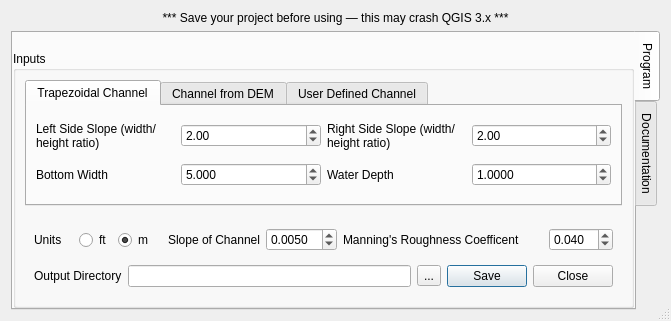
Above: flow_estimator_dialog_base.ui from AlisterH/QGISflowEstimator before the change. Below: the same form after it.
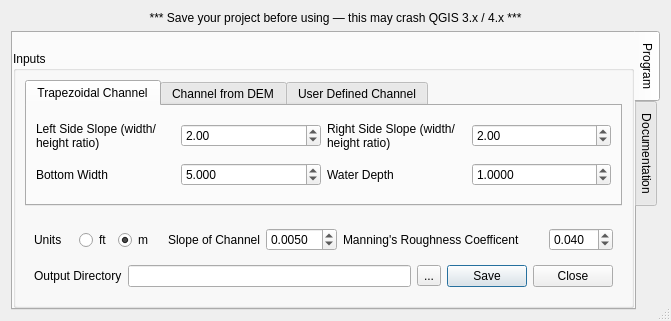
That is the form after the change.

Diff of the .ui file:
```diff
--- a/flow_estimator_dialog_base.ui
+++ b/flow_estimator_dialog_base.ui
@@ -23,7 +23,7 @@
    <item>
     <widget class="QLabel" name="label_7">
      <property name="text">
-      <string>*** Save your project before using &#8212; this may crash QGIS 3.x ***</string>
+      <string>*** Save your project before using &#8212; this may crash QGIS 3.x / 4.x ***</string>
      </property>
      <property name="alignment">
       <set>Qt::AlignCenter</set>
```
